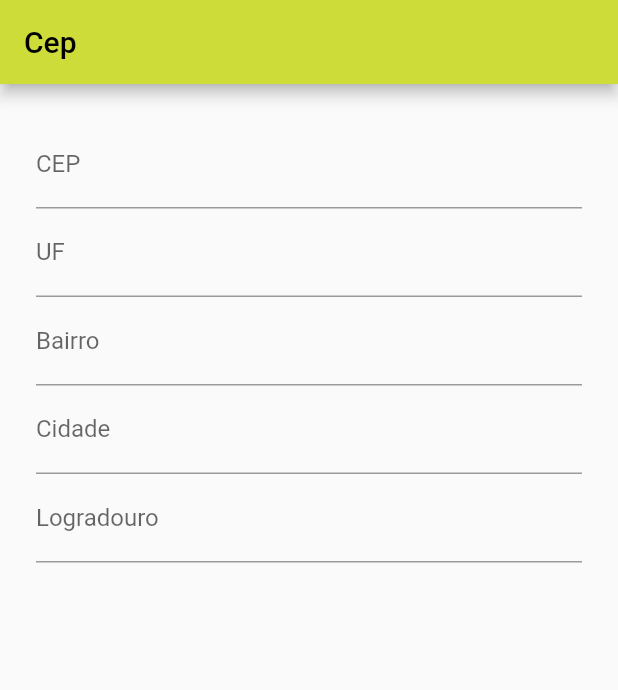
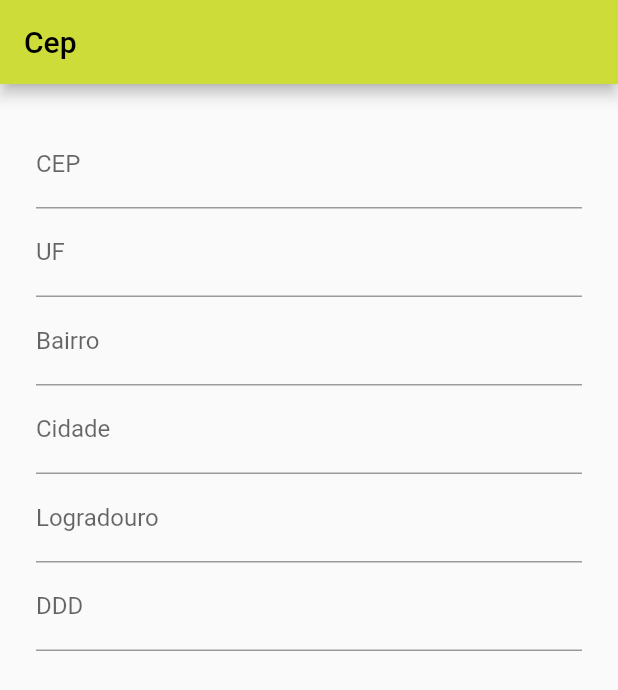
Before and after one commit to RafaelDaitx/asramontec, a Flutter app: the screen it shows after launch, on a phone screen of 412 x 824 dp. Shown: the top 690 px of the screen. Run offline on Flutter 3.47's test engine with Material 2 defaults, Android fonts, the phone set to English and light mode, and no system bars; our stand-ins replace dio.

```diff
--- a/lib/views/home_page.dart
+++ b/lib/views/home_page.dart
@@ -9,7 +9,7 @@ class HomePage extends StatefulWidget {
 }
 
 class _HomePageState extends State<HomePage> {
-  late ViaCepService buscarCep;
+  // late ViaCepService buscarCep;
   var _resultado;
 
   final _cepController = TextEditingController(); // CEP
@@ -17,7 +17,9 @@ class _HomePageState extends State<HomePage> {
   final _bairroController = TextEditingController(); // Bairro
   final _cidadeContoller = TextEditingController(); // Cidade / Localidade
   final _ufController = TextEditingController(); //  Unidade federativa Estado.
+  final _localidadeController = TextEditingController(); //  Unidade federativa Estado.
   final _logradouroController = TextEditingController(); //  Unidade federativa Estado.
+  final _dddController = TextEditingController(); //  Unidade federativa Estado.
 
   @override
   Widget build(BuildContext context) {
@@ -70,6 +72,13 @@ class _HomePageState extends State<HomePage> {
                 labelText: "Logradouro",
               ),
             ),
+            TextFormField(
+              controller: _dddController,
+              readOnly: true,
+              decoration: const InputDecoration(
+                labelText: "DDD",
+              ),
+            ),
           ],
         ),
       ),
@@ -84,23 +93,29 @@ class _HomePageState extends State<HomePage> {
     String _uf;
     String _endereco;
     String _logradouro;
+    String _localidade;
+    String _ddd;
 
     _cep = _cepController.text;
 
-    final infoCepJSON = await ViaCepService.fetchCep(cep: '$_cep');
+    final infoCepJSON = await ViaCepService.gethttp(_cep);
 
-    // variáveis recebendo os dados em JSON da API
+    //  variáveis recebendo os dados em JSON da API
     _bairro = infoCepJSON.bairro;
+    _localidade = infoCepJSON.localidade;
     _endereco = infoCepJSON.logradouro;
     _cidade = infoCepJSON.localidade;
     _logradouro = infoCepJSON.logradouro;
     _uf = infoCepJSON.uf;
+    _ddd = infoCepJSON.ddd;
 
     // controller recebendo os dados das variáveis
     _enderecoController.text = _endereco;
     _bairroController.text = _bairro;
     _cidadeContoller.text = _cidade;
+    _localidadeController.text = _localidade;
     _ufController.text = _uf;
     _logradouroController.text = _logradouro;
+    _dddController.text = _ddd;
   }
 }
```
Also changed, not shown: lib/services/via_cep_service.dart (+20 -9 lines), lib/services/via_cep_service_dio.dart (added, +14 -0 lines).
